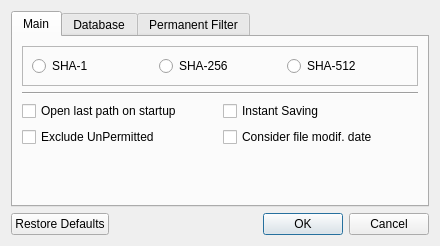
This is src/dialogsettings.ui in artemvlas/veretino as Qt 5 draws it before an edit. The edited form follows.
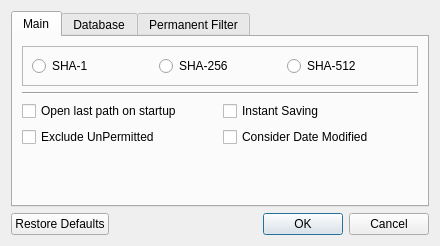
This is the edited form.

Diff of the .ui file:
```diff
--- a/src/dialogsettings.ui
+++ b/src/dialogsettings.ui
@@ -105,7 +105,7 @@
          <item>
           <widget class="QCheckBox" name="cbConsiderFileModDate">
            <property name="text">
-            <string>Consider file modif. date</string>
+            <string>Consider Date Modified</string>
            </property>
           </widget>
          </item>
```
Left out of the diff: 2 changed lines with no effect on the pictures.
